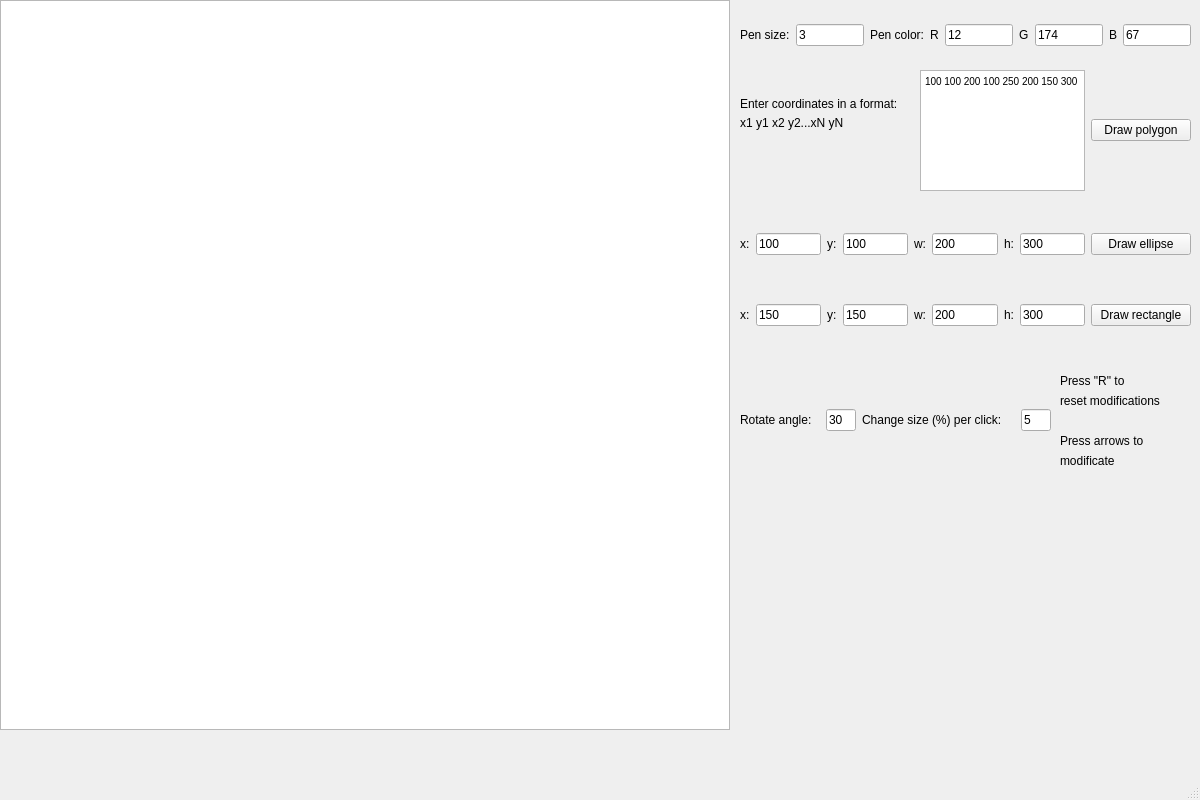
Old version of the form mainwindow.ui in the repository AHTOH2001/Cpp_lab1.
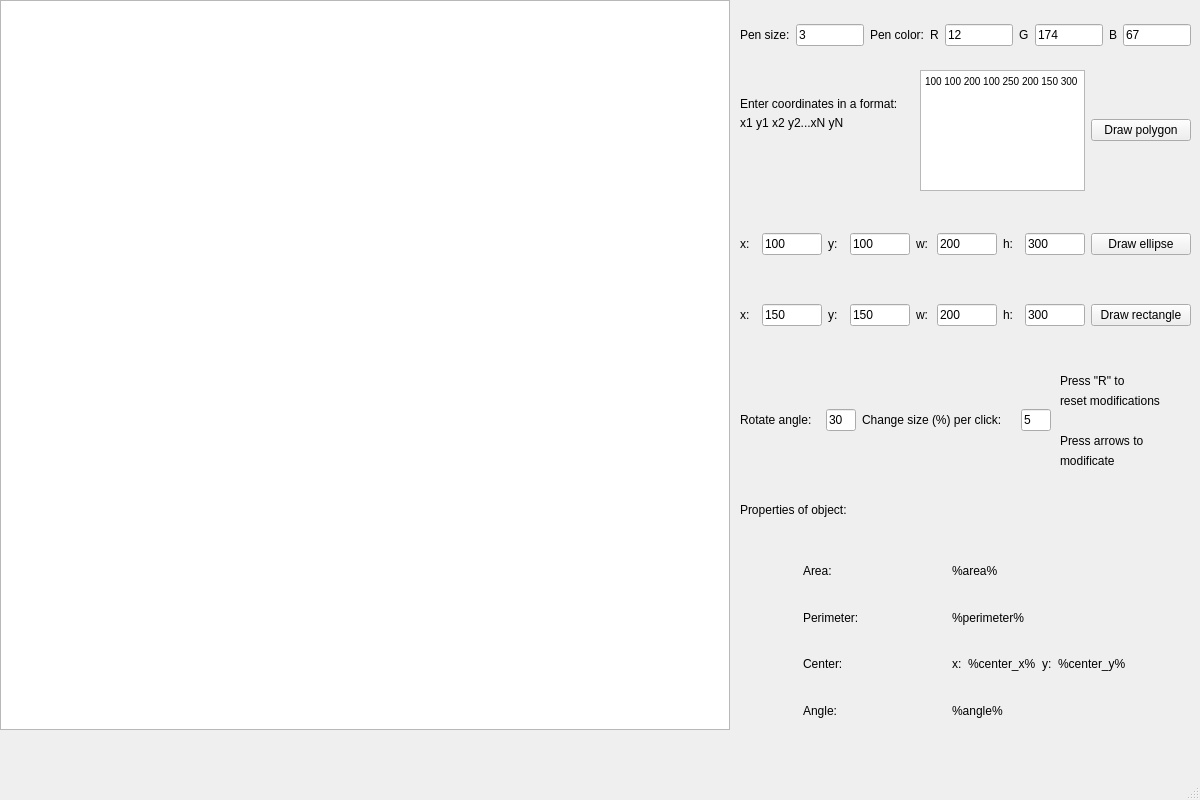
New version of the form.

Patch:
```diff
--- a/mainwindow.ui
+++ b/mainwindow.ui
@@ -24,54 +24,27 @@
      </rect>
     </property>
     <layout class="QGridLayout" name="gridLayout">
-     <item row="0" column="2">
-      <widget class="QLabel" name="label_7">
-       <property name="text">
-        <string>y:</string>
+     <item row="0" column="7">
+      <widget class="QLineEdit" name="elips_h">
+       <property name="maximumSize">
+        <size>
+         <width>60</width>
+         <height>16777215</height>
+        </size>
        </property>
-       <property name="textFormat">
-        <enum>Qt::AutoText</enum>
-       </property>
-       <property name="indent">
-        <number>-3</number>
-       </property>
-      </widget>
-     </item>
-     <item row="1" column="7">
-      <widget class="QLineEdit" name="rect_h">
        <property name="text">
         <string>300</string>
        </property>
       </widget>
      </item>
-     <item row="1" column="0">
-      <widget class="QLabel" name="label">
-       <property name="text">
-        <string>x:</string>
-       </property>
-       <property name="textFormat">
-        <enum>Qt::AutoText</enum>
-       </property>
-       <property name="indent">
-        <number>-3</number>
-       </property>
-      </widget>
-     </item>
-     <item row="1" column="2">
-      <widget class="QLabel" name="label_2">
-       <property name="text">
-        <string>y:</string>
-       </property>
-       <property name="textFormat">
-        <enum>Qt::AutoText</enum>
-       </property>
-       <property name="indent">
-        <number>-3</number>
-       </property>
-      </widget>
-     </item>
      <item row="1" column="1">
       <widget class="QLineEdit" name="rect_x">
+       <property name="maximumSize">
+        <size>
+         <width>60</width>
+         <height>16777215</height>
+        </size>
+       </property>
        <property name="text">
         <string>150</string>
        </property>
@@ -79,38 +52,17 @@
      </item>
      <item row="0" column="1">
       <widget class="QLineEdit" name="elips_x">
-       <property name="text">
-        <string>100</string>
+       <property name="maximumSize">
+        <size>
+         <width>60</width>
+         <height>16777215</height>
+        </size>
        </property>
-      </widget>
-     </item>
-     <item row="0" column="5">
-      <widget class="QLineEdit" name="elips_w">
        <property name="text">
-        <string>200</string>
-       </property>
-      </widget>
-     </item>
-     <item row="0" column="3">
-      <widget class="QLineEdit" name="elips_y">
-       <property name="text">
         <string>100</string>
        </property>
       </widget>
      </item>
-     <item row="0" column="0">
-      <widget class="QLabel" name="label_5">
-       <property name="text">
-        <string>x:</string>
-       </property>
-       <property name="textFormat">
-        <enum>Qt::AutoText</enum>
-       </property>
-       <property name="indent">
-        <number>-3</number>
-       </property>
-      </widget>
-     </item>
      <item row="1" column="6">
       <widget class="QLabel" name="label_4">
        <property name="text">
@@ -124,6 +76,19 @@
        </property>
       </widget>
      </item>
+     <item row="0" column="5">
+      <widget class="QLineEdit" name="elips_w">
+       <property name="maximumSize">
+        <size>
+         <width>60</width>
+         <height>16777215</height>
+        </size>
+       </property>
+       <property name="text">
+        <string>200</string>
+       </property>
+      </widget>
+     </item>
      <item row="1" column="4">
       <widget class="QLabel" name="label_3">
        <property name="text">
@@ -137,16 +102,16 @@
        </property>
       </widget>
      </item>
-     <item row="0" column="8">
-      <widget class="QPushButton" name="pushButton_elips">
-       <property name="minimumSize">
+     <item row="1" column="3">
+      <widget class="QLineEdit" name="rect_y">
+       <property name="maximumSize">
         <size>
-         <width>100</width>
-         <height>0</height>
+         <width>60</width>
+         <height>16777215</height>
         </size>
        </property>
        <property name="text">
-        <string>Draw ellipse</string>
+        <string>150</string>
        </property>
       </widget>
      </item>
@@ -176,22 +141,112 @@
        </property>
       </widget>
      </item>
+     <item row="0" column="2">
+      <widget class="QLabel" name="label_7">
+       <property name="text">
+        <string>y:</string>
+       </property>
+       <property name="textFormat">
+        <enum>Qt::AutoText</enum>
+       </property>
+       <property name="indent">
+        <number>-3</number>
+       </property>
+      </widget>
+     </item>
+     <item row="1" column="0">
+      <widget class="QLabel" name="label">
+       <property name="text">
+        <string>x:</string>
+       </property>
+       <property name="textFormat">
+        <enum>Qt::AutoText</enum>
+       </property>
+       <property name="indent">
+        <number>-3</number>
+       </property>
+      </widget>
+     </item>
      <item row="1" column="5">
       <widget class="QLineEdit" name="rect_w">
+       <property name="maximumSize">
+        <size>
+         <width>60</width>
+         <height>16777215</height>
+        </size>
+       </property>
        <property name="text">
         <string>200</string>
        </property>
       </widget>
      </item>
-     <item row="0" column="7">
-      <widget class="QLineEdit" name="elips_h">
+     <item row="1" column="7">
+      <widget class="QLineEdit" name="rect_h">
+       <property name="maximumSize">
+        <size>
+         <width>60</width>
+         <height>16777215</height>
+        </size>
+       </property>
        <property name="text">
         <string>300</string>
        </property>
       </widget>
      </item>
+     <item row="1" column="2">
+      <widget class="QLabel" name="label_2">
+       <property name="text">
+        <string>y:</string>
+       </property>
+       <property name="textFormat">
+        <enum>Qt::AutoText</enum>
+       </property>
+       <property name="indent">
+        <number>-3</number>
+       </property>
+      </widget>
+     </item>
+     <item row="0" column="3">
+      <widget class="QLineEdit" name="elips_y">
+       <property name="maximumSize">
+        <size>
+         <width>60</width>
+         <height>16777215</height>
+        </size>
+       </property>
+       <property name="text">
+        <string>100</string>
+       </property>
+      </widget>
+     </item>
+     <item row="0" column="0">
+      <widget class="QLabel" name="label_5">
+       <property name="text">
+        <string>x:</string>
+       </property>
+       <property name="textFormat">
+        <enum>Qt::AutoText</enum>
+       </property>
+       <property name="indent">
+        <number>-3</number>
+       </property>
+      </widget>
+     </item>
+     <item row="0" column="8">
+      <widget class="QPushButton" name="pushButton_elips">
+       <property name="minimumSize">
+        <size>
+         <width>100</width>
+         <height>0</height>
+        </size>
+       </property>
+       <property name="text">
+        <string>Draw ellipse</string>
+       </property>
+      </widget>
+     </item>
      <item row="1" column="8">
-      <widget class="QPushButton" name="pushButton_rect_2">
+      <widget class="QPushButton" name="pushButton_rect">
        <property name="minimumSize">
         <size>
          <width>100</width>
@@ -203,13 +258,6 @@
        </property>
       </widget>
      </item>
-     <item row="1" column="3">
-      <widget class="QLineEdit" name="rect_y">
-       <property name="text">
-        <string>150</string>
-       </property>
-      </widget>
-     </item>
     </layout>
    </widget>
    <widget class="QWidget" name="gridLayoutWidget_2">
@@ -592,6 +640,256 @@
      <number>-3</number>
     </property>
    </widget>
+   <widget class="QWidget" name="gridLayoutWidget_5">
+    <property name="geometry">
+     <rect>
+      <x>740</x>
+      <y>550</y>
+      <width>451</width>
+      <height>181</height>
+     </rect>
+    </property>
+    <layout class="QGridLayout" name="gridLayout_5">
+     <item row="0" column="0">
+      <widget class="QLabel" name="TArea">
+       <property name="maximumSize">
+        <size>
+         <width>80</width>
+         <height>16777215</height>
+        </size>
+       </property>
+       <property name="text">
+        <string>Area:</string>
+       </property>
+       <property name="textFormat">
+        <enum>Qt::AutoText</enum>
+       </property>
+       <property name="indent">
+        <number>-3</number>
+       </property>
+      </widget>
+     </item>
+     <item row="0" column="1">
+      <widget class="QLabel" name="area">
+       <property name="maximumSize">
+        <size>
+         <width>80</width>
+         <height>16777215</height>
+        </size>
+       </property>
+       <property name="text">
+        <string>%area%</string>
+       </property>
+       <property name="textFormat">
+        <enum>Qt::AutoText</enum>
+       </property>
+       <property name="indent">
+        <number>-3</number>
+       </property>
+      </widget>
+     </item>
+     <item row="1" column="0">
+      <widget class="QLabel" name="TPerimeter">
+       <property name="maximumSize">
+        <size>
+         <width>80</width>
+         <height>16777215</height>
+        </size>
+       </property>
+       <property name="text">
+        <string>Perimeter:</string>
+       </property>
+       <property name="textFormat">
+        <enum>Qt::AutoText</enum>
+       </property>
+       <property name="indent">
+        <number>-3</number>
+       </property>
+      </widget>
+     </item>
+     <item row="2" column="0">
+      <widget class="QLabel" name="TCenter">
+       <property name="maximumSize">
+        <size>
+         <width>80</width>
+         <height>16777215</height>
+        </size>
+       </property>
+       <property name="text">
+        <string>Center:</string>
+       </property>
+       <property name="textFormat">
+        <enum>Qt::AutoText</enum>
+       </property>
+       <property name="indent">
+        <number>-3</number>
+       </property>
+      </widget>
+     </item>
+     <item row="3" column="0">
+      <widget class="QLabel" name="TAngle">
+       <property name="maximumSize">
+        <size>
+         <width>80</width>
+         <height>16777215</height>
+        </size>
+       </property>
+       <property name="text">
+        <string>Angle:</string>
+       </property>
+       <property name="textFormat">
+        <enum>Qt::AutoText</enum>
+       </property>
+       <property name="indent">
+        <number>-3</number>
+       </property>
+      </widget>
+     </item>
+     <item row="2" column="1">
+      <layout class="QGridLayout" name="gridLayout_6">
+       <item row="0" column="0">
+        <widget class="QLabel" name="Tx">
+         <property name="maximumSize">
+          <size>
+           <width>80</width>
+           <height>16777215</height>
+          </size>
+         </property>
+         <property name="text">
+          <string>x:</string>
+         </property>
+         <property name="textFormat">
+          <enum>Qt::AutoText</enum>
+         </property>
+         <property name="indent">
+          <number>-3</number>
+         </property>
+        </widget>
+       </item>
+       <item row="0" column="2">
+        <widget class="QLabel" name="Ty">
+         <property name="maximumSize">
+          <size>
+           <width>80</width>
+           <height>16777215</height>
+          </size>
+         </property>
+         <property name="text">
+          <string>y:</string>
+         </property>
+         <property name="textFormat">
+          <enum>Qt::AutoText</enum>
+         </property>
+         <property name="indent">
+          <number>-3</number>
+         </property>
+        </widget>
+       </item>
+       <item row="0" column="1">
+        <widget class="QLabel" name="center_x">
+         <property name="maximumSize">
+          <size>
+           <width>80</width>
+           <height>16777215</height>
+          </size>
+         </property>
+         <property name="text">
+          <string>%center_x%</string>
+         </property>
+         <property name="textFormat">
+          <enum>Qt::AutoText</enum>
+         </property>
+         <property name="indent">
+          <number>-3</number>
+         </property>
+        </widget>
+       </item>
+       <item row="0" column="3">
+        <widget class="QLabel" name="center_y">
+         <property name="maximumSize">
+          <size>
+           <width>80</width>
+           <height>16777215</height>
+          </size>
+         </property>
+         <property name="text">
+          <string>%center_y%</string>
+         </property>
+         <property name="textFormat">
+          <enum>Qt::AutoText</enum>
+         </property>
+         <property name="indent">
+          <number>-3</number>
+         </property>
+        </widget>
+       </item>
+      </layout>
+     </item>
+     <item row="1" column="1">
+      <widget class="QLabel" name="perimeter">
+       <property name="maximumSize">
+        <size>
+         <width>80</width>
+         <height>16777215</height>
+        </size>
+       </property>
+       <property name="text">
+        <string>%perimeter%</string>
+       </property>
+       <property name="textFormat">
+        <enum>Qt::AutoText</enum>
+       </property>
+       <property name="indent">
+        <number>-3</number>
+       </property>
+      </widget>
+     </item>
+     <item row="3" column="1">
+      <widget class="QLabel" name="angle">
+       <property name="maximumSize">
+        <size>
+         <width>80</width>
+         <height>16777215</height>
+        </size>
+       </property>
+       <property name="text">
+        <string>%angle%</string>
+       </property>
+       <property name="textFormat">
+        <enum>Qt::AutoText</enum>
+       </property>
+       <property name="indent">
+        <number>-3</number>
+       </property>
+      </widget>
+     </item>
+    </layout>
+   </widget>
+   <widget class="QLabel" name="Tarea_5">
+    <property name="geometry">
+     <rect>
+      <x>740</x>
+      <y>490</y>
+      <width>121</width>
+      <height>40</height>
+     </rect>
+    </property>
+    <property name="maximumSize">
+     <size>
+      <width>768594</width>
+      <height>16777215</height>
+     </size>
+    </property>
+    <property name="text">
+     <string>Properties of object:</string>
+    </property>
+    <property name="textFormat">
+     <enum>Qt::AutoText</enum>
+    </property>
+    <property name="indent">
+     <number>-3</number>
+    </property>
+   </widget>
   </widget>
   <widget class="QMenuBar" name="menubar">
    <property name="geometry">
```
